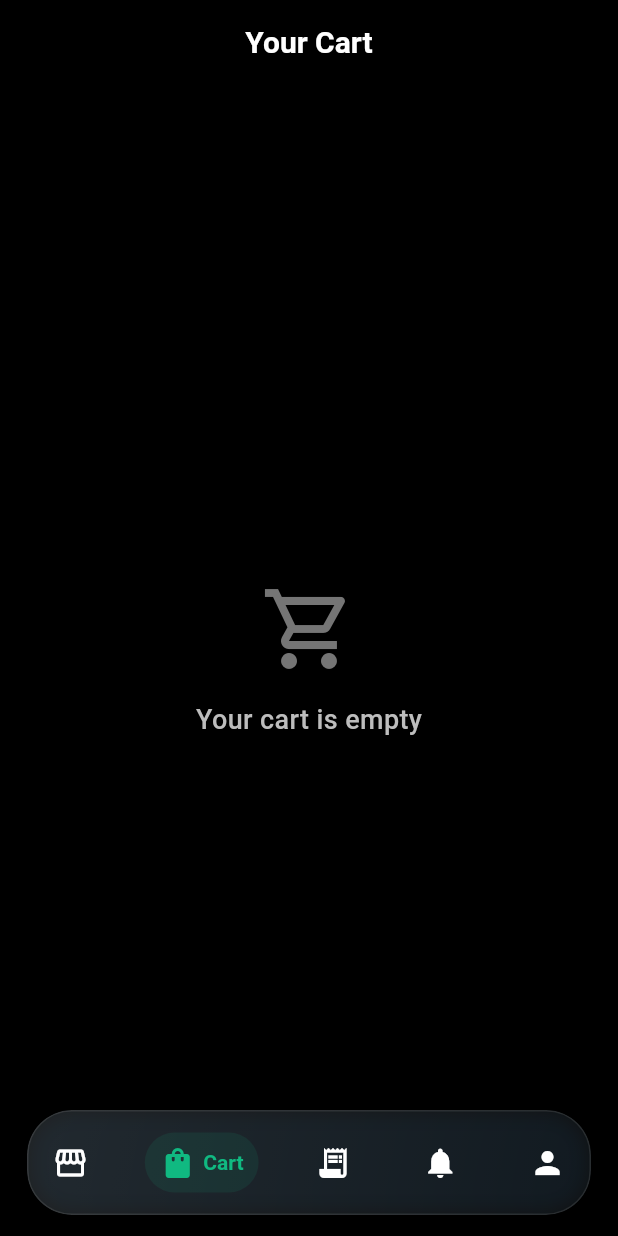
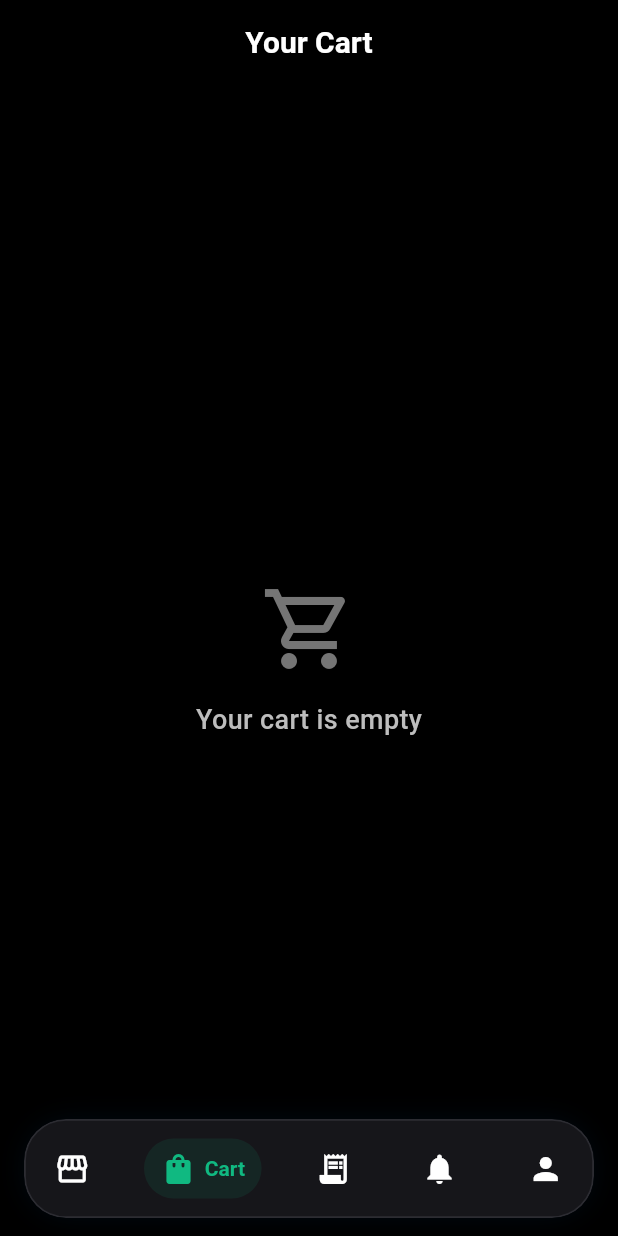
Before and after one commit to adityasaini21/cleaningfrontend, a Flutter app: the MainNavigationScreen screen opened directly, item 2 of the bottom bar chosen, on a phone screen of 412 x 824 dp. Run offline on Flutter 3.47's test engine with Material 3 defaults, Android fonts, the phone set to English and light mode, and no system bars; drawn by our look-alikes of salomon_bottom_bar; our stand-ins replace cached_network_image, device_info_plus, firebase_core, firebase_messaging, fl_chart, flutter_dotenv and 3 more; missing offline and left inert: cloudinary_public; accounts and stored records are empty; network calls fail.

Commit message:
Upgrade   floating navbar to premium solid OLED dark background

```diff
--- a/lib/screens/main_navigation_screen.dart
+++ b/lib/screens/main_navigation_screen.dart
@@ -611,39 +611,38 @@ class _MainNavigationScreenState
             constraints: const BoxConstraints(maxWidth: 600),
             child: Padding(
               padding: const EdgeInsets.only(
-                left: 18,
-                right: 18,
-                bottom: 14,
+                left: 16,
+                right: 16,
+                bottom: 12,
+              ),
+              child: Container(
+                decoration: BoxDecoration(
+                  borderRadius: BorderRadius.circular(28),
+                  boxShadow: [
+                    BoxShadow(
+                      color: Colors.black.withValues(alpha: 0.45),
+                      blurRadius: 20,
+                      offset: const Offset(0, 8),
+                      spreadRadius: 2,
+                    ),
+                    BoxShadow(
+                      color: const Color(0xFF0A84FF).withValues(alpha: 0.08),
+                      blurRadius: 16,
+                      spreadRadius: -2,
+                    ),
+                  ],
                 ),
                 child: ClipRRect(
-                borderRadius: BorderRadius.circular(30),
+                  borderRadius: BorderRadius.circular(28),
                   child: Container(
-                  height: 70,
+                    height: 66,
                     decoration: BoxDecoration(
-                    gradient: LinearGradient(
-                      colors: [
-                        Colors.white.withOpacity(0.12),
-                        Colors.white.withOpacity(0.06),
-                      ],
-                      begin: Alignment.topLeft,
-                      end: Alignment.bottomRight,
+                      color: const Color(0xFF16161A), // Deep solid premium OLED dark
+                      borderRadius: BorderRadius.circular(28),
+                      border: Border.all(
+                        color: const Color(0xFF2C2C32), // Crisp luxury border
+                        width: 1.2,
                       ),
-                    borderRadius: BorderRadius.circular(30),
-                    border: Border.all(
-                      color: Colors.white.withOpacity(0.10),
-                      width: 1,
-                    ),
-                    boxShadow: [
-                      BoxShadow(
-                        color: Colors.black.withOpacity(0.25),
-                        blurRadius: 10,
-                        offset: const Offset(0, 15),
-                      ),
-                      BoxShadow(
-                        color: Colors.blue.withOpacity(0.08),
-                        blurRadius: 12,
-                      ),
-                    ],
                     ),
                     child: Theme(
                       data: Theme.of(context).copyWith(
@@ -655,11 +654,11 @@ class _MainNavigationScreenState
                         currentIndex: _currentIndex,
                         onTap: _changeTab,
                         margin: const EdgeInsets.symmetric(
-                        horizontal: 6,
-                        vertical: 10,
+                          horizontal: 8,
+                          vertical: 6,
                         ),
                         itemPadding: const EdgeInsets.symmetric(
-                        horizontal: 10,
+                          horizontal: 11,
                           vertical: 8,
                         ),
                         items: _isAdmin ? adminItems : userItems,
@@ -671,6 +670,7 @@ class _MainNavigationScreenState
             ),
           ),
         ),
+      ),
     );
   }
 }
--- a/pubspec.yaml
+++ b/pubspec.yaml
@@ -16,7 +16,7 @@ publish_to: 'none' # Remove this line if you wish to publish to pub.dev
 # https://developer.apple.com/library/archive/documentation/General/Reference/InfoPlistKeyReference/Articles/CoreFoundationKeys.html
 # In Windows, build-name is used as the major, minor, and patch parts
 # of the product and file versions while build-number is used as the build suffix.
-version: 1.0.1+5
+version: 1.0.1+6
 
 environment:
   sdk: ^3.11.0
```
Also changed, not shown: lib/screens/admin_users_screen.dart (+12 -1 lines), lib/screens/order_history_screen.dart (+53 -13 lines), lib/screens/order_success_screen.dart (+18 -2 lines), lib/screens/product_detail_screen.dart (+8 -0 lines), lib/screens/product_list_screen.dart (+8 -1 lines). Lines whose indentation alone changed are shown as unchanged.
